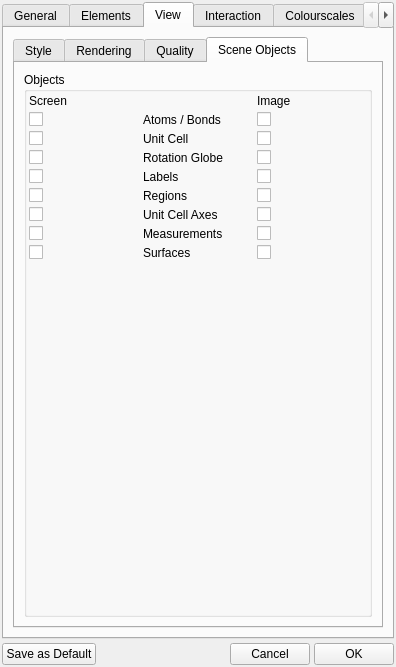
The window that branches/nugui/src/gui/prefs.ui (trisyoungs/aten) describes before a commit, drawn with Qt 5.
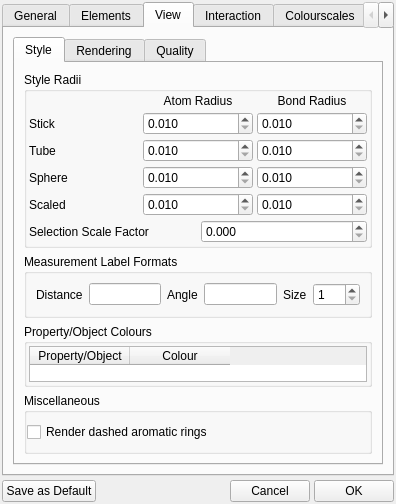
The same window after the commit. The open tabs and pages were chosen to show the change. Icons and pictures are not drawn. Custom widgets are drawn as their Qt base class.

The edit to the form file:
```diff
--- a/branches/nugui/src/gui/prefs.ui
+++ b/branches/nugui/src/gui/prefs.ui
@@ -6,7 +6,7 @@
     <x>0</x>
     <y>0</y>
     <width>396</width>
-    <height>667</height>
+    <height>479</height>
    </rect>
   </property>
   <property name="sizePolicy">
@@ -47,7 +47,7 @@
    <item>
     <widget class="QTabWidget" name="TabWidget">
      <property name="sizePolicy">
-      <sizepolicy hsizetype="Preferred" vsizetype="MinimumExpanding">
+      <sizepolicy hsizetype="Preferred" vsizetype="Expanding">
        <horstretch>0</horstretch>
        <verstretch>0</verstretch>
       </sizepolicy>
@@ -290,7 +290,7 @@
           <enum>Qt::Vertical</enum>
          </property>
          <property name="sizeType">
-          <enum>QSizePolicy::Minimum</enum>
+          <enum>QSizePolicy::Expanding</enum>
          </property>
          <property name="sizeHint" stdset="0">
           <size>
@@ -1531,6 +1531,29 @@
              </item>
             </layout>
            </item>
+           <item>
+            <widget class="QGroupBox" name="FramesGroup">
+             <property name="title">
+              <string>Frames</string>
+             </property>
+             <layout class="QHBoxLayout" name="horizontalLayout_10">
+              <item>
+               <widget class="QCheckBox" name="FrameCurrentModelCheck">
+                <property name="text">
+                 <string>Current Model</string>
+                </property>
+               </widget>
+              </item>
+              <item>
+               <widget class="QCheckBox" name="FrameWholeViewCheck">
+                <property name="text">
+                 <string>Whole View</string>
+                </property>
+               </widget>
+              </item>
+             </layout>
+            </widget>
+           </item>
            <item>
             <spacer name="verticalSpacer_4">
              <property name="orientation">
@@ -1539,7 +1562,7 @@
              <property name="sizeHint" stdset="0">
               <size>
                <width>20</width>
-               <height>202</height>
+               <height>20</height>
               </size>
              </property>
             </spacer>
@@ -1956,243 +1979,13 @@
              <property name="sizeHint" stdset="0">
               <size>
                <width>20</width>
-               <height>241</height>
+               <height>20</height>
               </size>
              </property>
             </spacer>
            </item>
           </layout>
          </widget>
-         <widget class="QWidget" name="tab">
-          <attribute name="title">
-           <string>Scene Objects</string>
-          </attribute>
-          <layout class="QVBoxLayout" name="verticalLayout_19">
-           <item>
-            <widget class="QGroupBox" name="ObjectsGroup">
-             <property name="sizePolicy">
-              <sizepolicy hsizetype="Expanding" vsizetype="Expanding">
-               <horstretch>0</horstretch>
-               <verstretch>0</verstretch>
-              </sizepolicy>
-             </property>
-             <property name="title">
-              <string>Objects</string>
-             </property>
-             <layout class="QHBoxLayout" name="horizontalLayout_10">
-              <property name="spacing">
-               <number>4</number>
-              </property>
-              <property name="margin">
-               <number>2</number>
-              </property>
-              <item>
-               <layout class="QGridLayout" name="gridLayout_5">
-                <item row="0" column="0">
-                 <widget class="QLabel" name="label_45">
-                  <property name="text">
-                   <string>Screen</string>
-                  </property>
-                  <property name="scaledContents">
-                   <bool>false</bool>
-                  </property>
-                 </widget>
-                </item>
-                <item row="1" column="0">
-                 <widget class="QCheckBox" name="AtomsVisibleCheck">
-                  <property name="text">
-                   <string/>
-                  </property>
-                 </widget>
-                </item>
-                <item row="2" column="0">
-                 <widget class="QCheckBox" name="CellVisibleCheck">
-                  <property name="text">
-                   <string/>
-                  </property>
-                 </widget>
-                </item>
-                <item row="3" column="0">
-                 <widget class="QCheckBox" name="GlobeVisibleCheck">
-                  <property name="text">
-                   <string/>
-                  </property>
-                 </widget>
-                </item>
-                <item row="4" column="0">
-                 <widget class="QCheckBox" name="LabelsVisibleCheck">
-                  <property name="text">
-                   <string/>
-                  </property>
-                 </widget>
-                </item>
-                <item row="5" column="0">
-                 <widget class="QCheckBox" name="RegionsVisibleCheck">
-                  <property name="text">
-                   <string/>
-                  </property>
-                 </widget>
-                </item>
-                <item row="6" column="0">
-                 <widget class="QCheckBox" name="AxesVisibleCheck">
-                  <property name="text">
-                   <string/>
-                  </property>
-                 </widget>
-                </item>
-                <item row="7" column="0">
-                 <widget class="QCheckBox" name="MeasurementsVisibleCheck">
-                  <property name="text">
-                   <string/>
-                  </property>
-                 </widget>
-                </item>
-                <item row="8" column="0">
-                 <widget class="QCheckBox" name="SurfacesVisibleCheck">
-                  <property name="text">
-                   <string/>
-                  </property>
-                 </widget>
-                </item>
-                <item row="1" column="2">
-                 <widget class="QCheckBox" name="AtomsVisibleImageCheck">
-                  <property name="text">
-                   <string/>
-                  </property>
-                 </widget>
-                </item>
-                <item row="6" column="2">
-                 <widget class="QCheckBox" name="AxesVisibleImageCheck">
-                  <property name="text">
-                   <string/>
-                  </property>
-                 </widget>
-                </item>
-                <item row="7" column="2">
-                 <widget class="QCheckBox" name="MeasurementsVisibleImageCheck">
-                  <property name="text">
-                   <string/>
-                  </property>
-                 </widget>
-                </item>
-                <item row="8" column="2">
-                 <widget class="QCheckBox" name="SurfacesVisibleImageCheck">
-                  <property name="text">
-                   <string/>
-                  </property>
-                 </widget>
-                </item>
-                <item row="5" column="2">
-                 <widget class="QCheckBox" name="RegionsVisibleImageCheck">
-                  <property name="text">
-                   <string/>
-                  </property>
-                 </widget>
-                </item>
-                <item row="3" column="2">
-                 <widget class="QCheckBox" name="GlobeVisibleImageCheck">
-                  <property name="text">
-                   <string/>
-                  </property>
-                 </widget>
-                </item>
-                <item row="4" column="2">
-                 <widget class="QCheckBox" name="LabelsVisibleImageCheck">
-                  <property name="text">
-                   <string/>
-                  </property>
-                 </widget>
-                </item>
-                <item row="2" column="2">
-                 <widget class="QCheckBox" name="CellVisibleImageCheck">
-                  <property name="text">
-                   <string/>
-                  </property>
-                 </widget>
-                </item>
-                <item row="1" column="1">
-                 <widget class="QLabel" name="label_47">
-                  <property name="text">
-                   <string>Atoms / Bonds</string>
-                  </property>
-                 </widget>
-                </item>
-                <item row="2" column="1">
-                 <widget class="QLabel" name="label_48">
-                  <property name="text">
-                   <string>Unit Cell</string>
-                  </property>
-                 </widget>
-                </item>
-                <item row="3" column="1">
-                 <widget class="QLabel" name="label_49">
-                  <property name="text">
-                   <string>Rotation Globe</string>
-                  </property>
-                 </widget>
-                </item>
-                <item row="4" column="1">
-                 <widget class="QLabel" name="label_50">
-                  <property name="text">
-                   <string>Labels</string>
-                  </property>
-                 </widget>
-                </item>
-                <item row="5" column="1">
-                 <widget class="QLabel" name="label_51">
-                  <property name="text">
-                   <string>Regions</string>
-                  </property>
-                 </widget>
-                </item>
-                <item row="6" column="1">
-                 <widget class="QLabel" name="label_52">
-                  <property name="text">
-                   <string>Unit Cell Axes</string>
-                  </property>
-                 </widget>
-                </item>
-                <item row="7" column="1">
-                 <widget class="QLabel" name="label_53">
-                  <property name="text">
-                   <string>Measurements</string>
-                  </property>
-                 </widget>
-                </item>
-                <item row="8" column="1">
-                 <widget class="QLabel" name="label345346">
-                  <property name="text">
-                   <string>Surfaces</string>
-                  </property>
-                 </widget>
-                </item>
-                <item row="0" column="2">
-                 <widget class="QLabel" name="label_46">
-                  <property name="text">
-                   <string>Image</string>
-                  </property>
-                 </widget>
-                </item>
-                <item row="9" column="1">
-                 <spacer name="verticalSpacer_2">
-                  <property name="orientation">
-                   <enum>Qt::Vertical</enum>
-                  </property>
-                  <property name="sizeHint" stdset="0">
-                   <size>
-                    <width>20</width>
-                    <height>40</height>
-                   </size>
-                  </property>
-                 </spacer>
-                </item>
-               </layout>
-              </item>
-             </layout>
-            </widget>
-           </item>
-          </layout>
-         </widget>
         </widget>
        </item>
       </layout>
@@ -2738,7 +2531,7 @@
        <item>
         <widget class="QGroupBox" name="PointsGropu">
          <property name="sizePolicy">
-          <sizepolicy hsizetype="Expanding" vsizetype="MinimumExpanding">
+          <sizepolicy hsizetype="Expanding" vsizetype="Expanding">
            <horstretch>0</horstretch>
            <verstretch>0</verstretch>
           </sizepolicy>
@@ -3142,7 +2935,7 @@
        <item>
         <widget class="QGroupBox" name="CombinationGroup">
          <property name="sizePolicy">
-          <sizepolicy hsizetype="Expanding" vsizetype="MinimumExpanding">
+          <sizepolicy hsizetype="Expanding" vsizetype="Expanding">
            <horstretch>0</horstretch>
            <verstretch>0</verstretch>
           </sizepolicy>
@@ -3258,6 +3051,20 @@
            </property>
           </widget>
          </item>
+         <item row="2" column="0">
+          <widget class="QLabel" name="EncodeLabel">
+           <property name="text">
+            <string>Encoder Command</string>
+           </property>
+          </widget>
+         </item>
+         <item row="2" column="1">
+          <widget class="QLineEdit" name="EncoderCommandEdit">
+           <property name="toolTip">
+            <string>Command to execute when encoding video files. The text FILES will be replaced by a suitable wildcard, and OUTPUT will be replaced by the output video filename.</string>
+           </property>
+          </widget>
+         </item>
         </layout>
        </item>
        <item>
@@ -3268,7 +3075,7 @@
          <property name="sizeHint" stdset="0">
           <size>
            <width>20</width>
-           <height>100</height>
+           <height>20</height>
           </size>
          </property>
         </spacer>
```
Left out of the diff: 1 changed line with no effect on the pictures.
